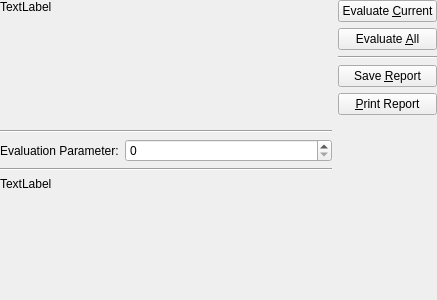
This is doc/plugin_template_projects/QFEvaluationItem/qfeval_editor.ui in jkriege2/QuickFit3 as Qt 5 draws it before an edit. The edited form follows.
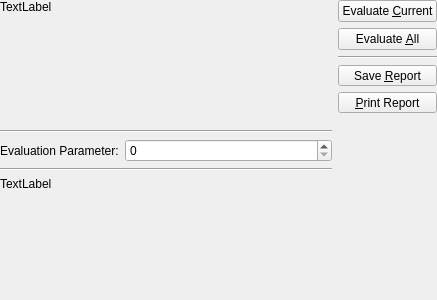
This is the edited form. Icons and pictures are not drawn.

```diff
--- a/doc/plugin_template_projects/QFEvaluationItem/qfeval_editor.ui
+++ b/doc/plugin_template_projects/QFEvaluationItem/qfeval_editor.ui
@@ -104,7 +104,7 @@
       </widget>
      </item>
      <item>
-      <widget class="QPushButton" name="btnSaveReport">
+      <widget class="QToolButton" name="btnSaveReport">
        <property name="text">
         <string>Save &amp;Report</string>
        </property>
@@ -112,10 +112,19 @@
         <iconset resource="qfeval.qrc">
          <normaloff>:/target_id/qfeval_savereport.png</normaloff>:/target_id/qfeval_savereport.png</iconset>
        </property>
+	   <property name="toolButtonStyle">
+        <enum>Qt::ToolButtonTextBesideIcon</enum>
+       </property>
+       <property name="sizePolicy">
+        <sizepolicy hsizetype="Preferred" vsizetype="Fixed">
+         <horstretch>0</horstretch>
+         <verstretch>0</verstretch>
+        </sizepolicy>
+       </property>
       </widget>
      </item>
      <item>
-      <widget class="QPushButton" name="btnPrintReport">
+      <widget class="QToolButton" name="btnPrintReport">
        <property name="text">
         <string>&amp;Print Report</string>
        </property>
@@ -123,6 +132,15 @@
         <iconset resource="qfeval.qrc">
          <normaloff>:/target_id/qfeval_printreport.png</normaloff>:/target_id/qfeval_printreport.png</iconset>
        </property>
+	   <property name="toolButtonStyle">
+        <enum>Qt::ToolButtonTextBesideIcon</enum>
+       </property>
+       <property name="sizePolicy">
+        <sizepolicy hsizetype="Preferred" vsizetype="Fixed">
+         <horstretch>0</horstretch>
+         <verstretch>0</verstretch>
+        </sizepolicy>
+       </property>
       </widget>
      </item>
      <item>
```
